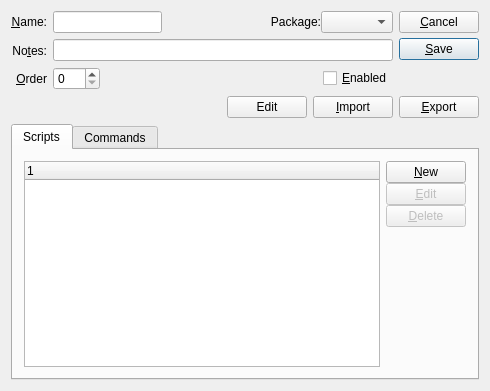
The window that guiclient/uiform.ui (Pegasus-RPG/xtuple-client) describes before a commit, drawn with Qt 5.
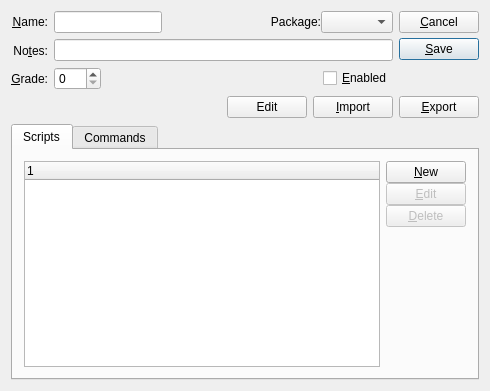
The same window after the commit. Custom widgets are drawn as their Qt base class.

Commit message: Changed screen label from Order to Grade for uiforms to be more concise and clear. Issue #9646. Changed query that populates uiforms to only include needed fields; improves performance significantly. Changed queries that looked up screens to be consistent in all locations and handle the grade value correctly.

```diff
--- a/guiclient/uiform.ui
+++ b/guiclient/uiform.ui
@@ -54,7 +54,7 @@
        <item>
         <widget class="QLabel" name="_orderLit">
          <property name="text">
-          <string>&amp;Order</string>
+          <string>&amp;Grade:</string>
          </property>
          <property name="alignment">
           <set>Qt::AlignRight|Qt::AlignTrailing|Qt::AlignVCenter</set>
```
Left out of the diff: 8 changed lines with no effect on the pictures. The commit also changes 4 other files.
